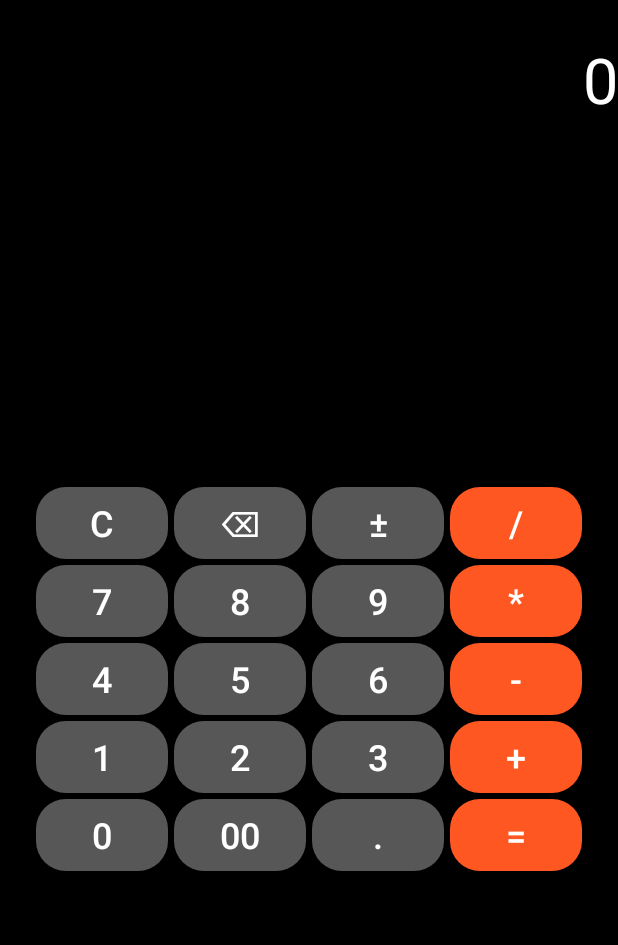
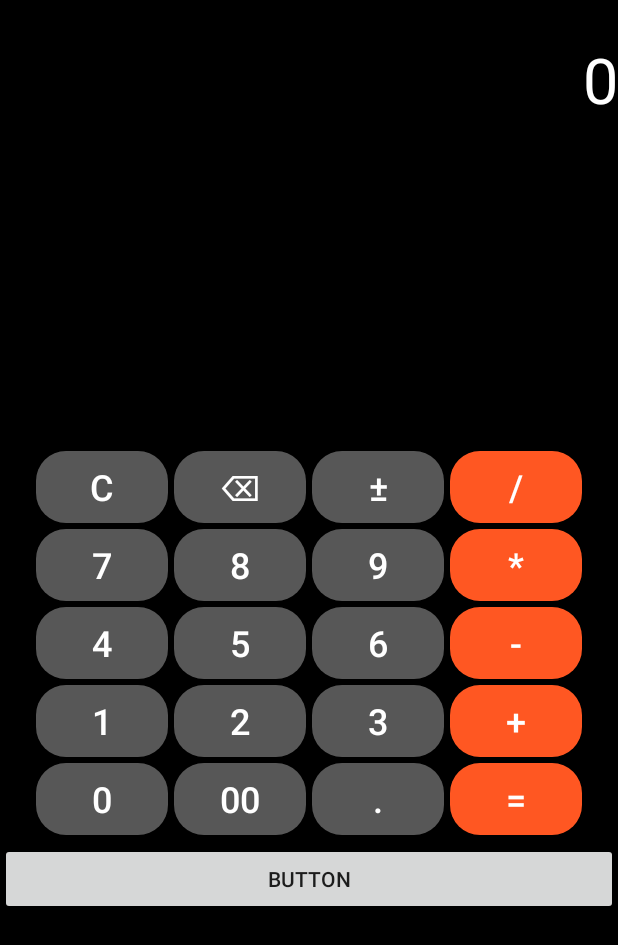
Before and after one commit to gurami152/Calculator, an Android app: the screen it shows after launch (MainActivity), on a phone screen of 412 x 824 dp. Shown: the top 945 px of the screen. Run offline under Robolectric (Android 15) with nearby library versions, the phone set to English and light mode, and no system bars.

Commit message:
add floating layout_floating_window.xml

```diff
--- a/app/src/main/AndroidManifest.xml
+++ b/app/src/main/AndroidManifest.xml
@@ -9,7 +9,8 @@
         android:roundIcon="@mipmap/ic_launcher_round"
         android:supportsRtl="true"
         android:theme="@style/AppTheme">
-        <activity android:name=".MainActivity">
+        <activity android:name=".MainActivity"
+            >
             <intent-filter>
                 <action android:name="android.intent.action.MAIN" />
 
--- a/app/src/main/java/com/example/calculator/MainActivity.kt
+++ b/app/src/main/java/com/example/calculator/MainActivity.kt
@@ -1,11 +1,16 @@
 package com.example.calculator
 
 import android.annotation.SuppressLint
+import android.app.PictureInPictureParams
+import android.graphics.Point
+import android.os.Build
+import android.os.Bundle
+import android.util.Rational
+import android.widget.Button
+import androidx.annotation.RequiresApi
 import androidx.appcompat.app.AppCompatActivity
-import android.os.Bundle
-import android.widget.Button
 import kotlinx.android.synthetic.main.activity_main.*
-import kotlin.Double as Double
+
 
 class MainActivity : AppCompatActivity() {
 
@@ -16,11 +21,13 @@
     private var operation:Int? = null // + =0 | - =1 | * =2 | / =3|
     private var previousResult:Double = 0.0
     private var zeroError:Boolean = false
+    @RequiresApi(Build.VERSION_CODES.LOLLIPOP)
     override fun onCreate(savedInstanceState: Bundle?) {
 
 
         super.onCreate(savedInstanceState)
         setContentView(R.layout.activity_main)
+        button2.setOnClickListener{pipEnter()}
         val button1: Button = findViewById(R.id.button19)
         button1.setOnClickListener{digitClick("1")}
         button7.setOnClickListener{acClick()}
@@ -44,6 +51,10 @@
         button20.setOnClickListener { solutionClick() }
         button.setOnClickListener { removeLast() }
         textView.text = "0"
+    }
+
+    private fun pipEnter() {
+
     }
 
     private fun removeLast() {
--- a/app/src/main/res/layout/activity_main.xml
+++ b/app/src/main/res/layout/activity_main.xml
@@ -317,6 +317,12 @@
 
         </TableLayout>
 
+        <Button
+            android:id="@+id/button2"
+            android:layout_width="match_parent"
+            android:layout_height="wrap_content"
+            android:text="Button" />
+
     </LinearLayout>
 
 </LinearLayout>
--- /dev/null
+++ b/app/src/main/res/layout/layout_floating_window.xml
@@ -0,0 +1,6 @@
+<?xml version="1.0" encoding="utf-8"?>
+<androidx.constraintlayout.widget.ConstraintLayout
+    xmlns:android="http://schemas.android.com/apk/res/android" android:layout_width="match_parent"
+    android:layout_height="match_parent">
+
+</androidx.constraintlayout.widget.ConstraintLayout>
```
